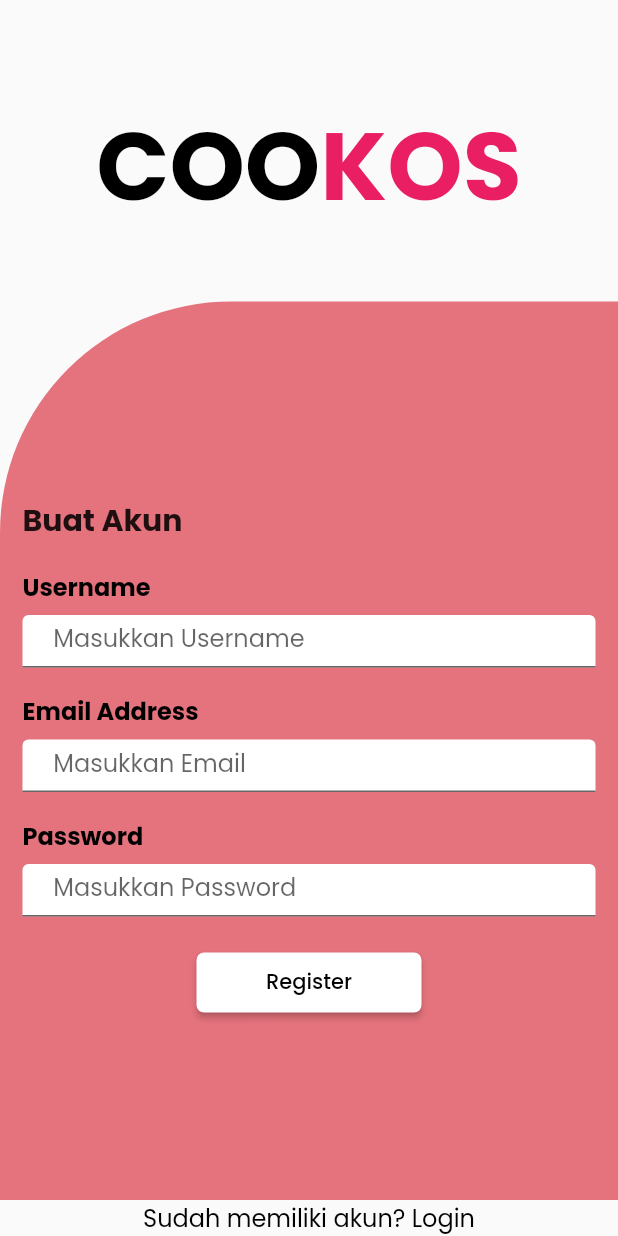
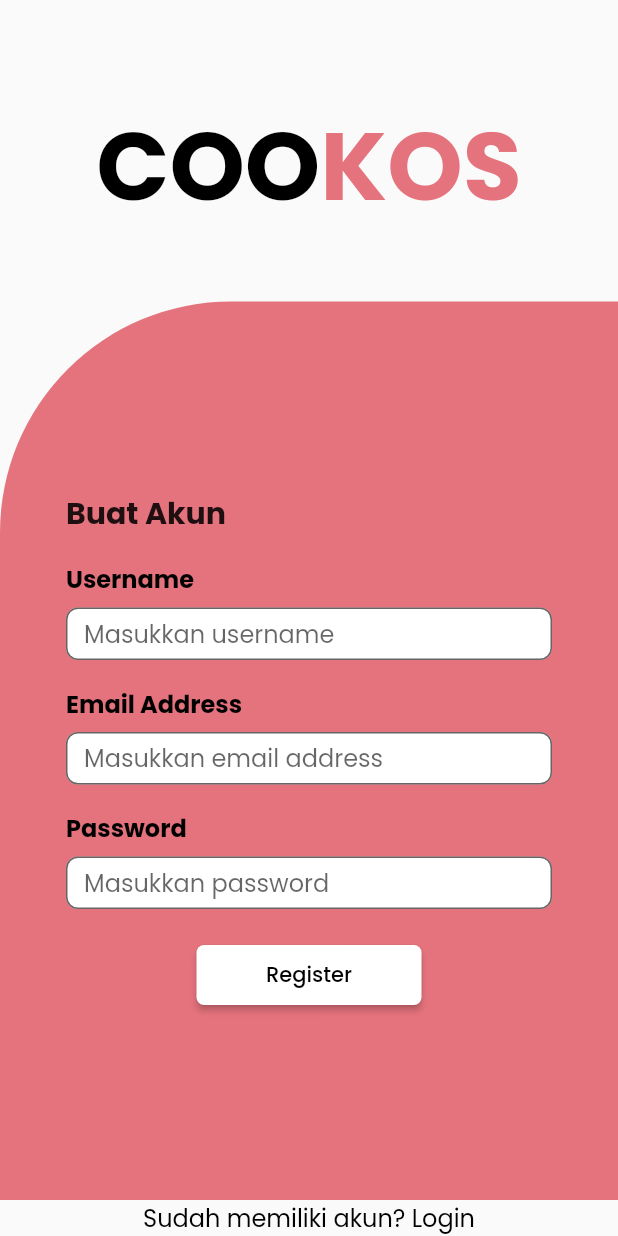
Before and after one commit to Wery-wer/COOKOS_RPL, a Flutter app: the Registrasi screen opened by its route, on a phone screen of 412 x 824 dp. Run offline on Flutter 3.47's test engine with Material 2 defaults, Android fonts, the phone set to English and light mode, and no system bars; our stand-ins replace get, google_fonts.

```diff
--- a/lib/screen/login.dart
+++ b/lib/screen/login.dart
@@ -52,7 +52,7 @@ class _LoginPageState extends State<LoginPage> {
               Text(
                 "KOS",
                 style: TextStyle(
-                  color: Colors.pink,
+                  color: Color(0xFFE5737D),
                   fontSize: 64,
                   fontWeight: FontWeight.w700,
                 ),
--- a/lib/screen/registrasi.dart
+++ b/lib/screen/registrasi.dart
@@ -18,7 +18,7 @@ class _RegistrasiPageState extends State<Registrasi> {
     String username = usernameController.text;
     String email = emailController.text;
     String password = passwordController.text;
-    Navigator.pushNamed(context, "/");
+    Navigator.pushNamed(context, "/login");
 
     // Add your login logic here
     // You can check the entered username and password against your database or any other authentication method.
@@ -54,7 +54,7 @@ class _RegistrasiPageState extends State<Registrasi> {
               Text(
                 "KOS",
                 style: TextStyle(
-                  color: Colors.pink,
+                  color: Color(0xFFE5737D),
                   fontSize: 64,
                   fontWeight: FontWeight.w700,
                 ),
@@ -78,7 +78,7 @@ class _RegistrasiPageState extends State<Registrasi> {
                   mainAxisAlignment: MainAxisAlignment.center,
                   children: [
                     Container(
-                      margin: EdgeInsets.only(top: 10),
+                      margin: EdgeInsets.only(left: 29),
                       child: Text(
                         "Buat Akun",
                         style: TextStyle(
@@ -86,74 +86,9 @@ class _RegistrasiPageState extends State<Registrasi> {
                         textAlign: TextAlign.start,
                       ),
                     ),
-                    Container(
-                      child: Text(
-                        "Username",
-                        style: TextStyle(
-                          color: Colors.black, // Ubah warna teks
-                          height: 3,
-                          fontWeight: FontWeight.bold,
-                          fontSize: 16,
-                        ),
-                      ),
-                    ),
-                    Container(
-                      height: 35,
-                      child: TextFormField(
-                        controller: usernameController,
-                        decoration: InputDecoration(
-                            fillColor: Colors.white,
-                            filled: true,
-                            border: UnderlineInputBorder(),
-                            labelText: '  Masukkan Username'),
-                      ),
-                    ),
-                    Container(
-                      child: Text(
-                        "Email Address",
-                        style: TextStyle(
-                          color: Colors.black, // Ubah warna teks
-                          height: 3,
-                          fontWeight: FontWeight.bold,
-                          fontSize: 16,
-                        ),
-                      ),
-                    ),
-                    Container(
-                      height: 35,
-                      child: TextFormField(
-                        controller: emailController,
-                        decoration: InputDecoration(
-                            fillColor: Colors.white,
-                            filled: true,
-                            border: UnderlineInputBorder(),
-                            labelText: '  Masukkan Email'),
-                        obscureText: true,
-                      ),
-                    ),
-                    Container(
-                      child: Text(
-                        "Password",
-                        style: TextStyle(
-                          color: Colors.black, // Ubah warna teks
-                          height: 3,
-                          fontWeight: FontWeight.bold,
-                          fontSize: 16,
-                        ),
-                      ),
-                    ),
-                    Container(
-                      height: 35,
-                      child: TextFormField(
-                        controller: passwordController,
-                        decoration: InputDecoration(
-                            fillColor: Colors.white,
-                            filled: true,
-                            border: UnderlineInputBorder(),
-                            labelText: '  Masukkan Password'),
-                        obscureText: true,
-                      ),
-                    ),
+                    customTextField(controller: usernameController, title: "Username", hintText: "Masukkan username",),
+                    customTextField(controller: emailController, title: "Email Address", hintText: "Masukkan email address",),
+                    customTextField(controller: passwordController, title: "Password", hintText: "Masukkan password",),
                     SizedBox(height: 20),
                     Container(
                       alignment: Alignment.center,
@@ -191,3 +126,56 @@ class _RegistrasiPageState extends State<Registrasi> {
     );
   }
 }
+
+class customTextField extends StatelessWidget {
+  final String title;
+  final String hintText;
+  final TextEditingController controller;
+  const customTextField({
+    super.key,
+    required this.controller, required this.title, required this.hintText,
+  });
+
+
+  @override
+  Widget build(BuildContext context) {
+    return Container(
+      margin: EdgeInsets.symmetric(horizontal: 29),
+      child: Column(
+        crossAxisAlignment: CrossAxisAlignment.start,
+        children: [
+          Text(
+          title,
+          style: TextStyle(
+            color: Colors.black, // Ubah warna teks
+            height: 3,
+            fontWeight: FontWeight.bold,
+            fontSize: 16,
+          ),
+        ),
+      Container(
+        height: 35,
+        decoration: BoxDecoration(
+          borderRadius: BorderRadius.circular(8),
+        ),
+        child: TextFormField(
+          textAlignVertical: TextAlignVertical.bottom,
+          controller: controller,
+          decoration: InputDecoration(
+              fillColor: Colors.white,
+              filled: true,
+              border: OutlineInputBorder(
+                borderRadius: BorderRadius.circular(8),
+                borderSide: BorderSide(
+                  color: Color(0xffA9A9A9),
+                )
+              ),
+              hintText: hintText ),
+          obscureText: true,
+        ),
+      ),
+        ],
+      ),
+    );
+  }
+}
```
